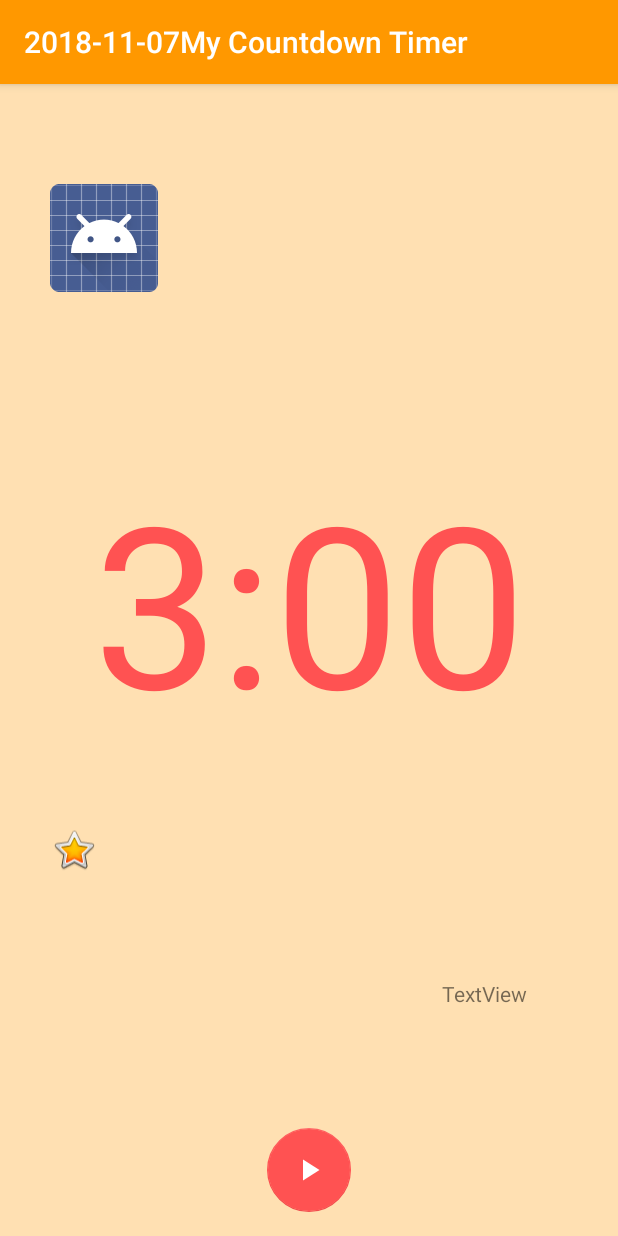
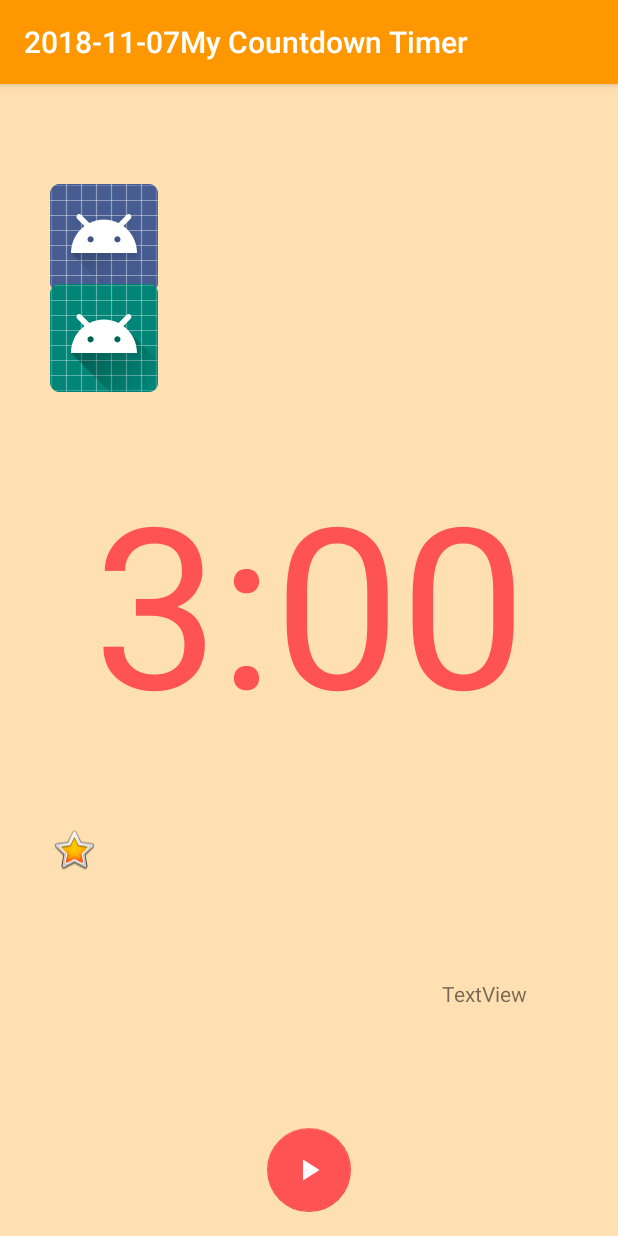
Before and after one commit to t7m3/20181107MyCountdownTimer, an Android app: the screen it shows after launch (MainActivity), on a phone screen of 412 x 824 dp. Run offline under Robolectric (Android 15) with nearby library versions, the phone set to English and light mode, and no system bars.

Commit message:
2018-12-01 ２回目のコミット（imageViewを配列に格納する実験）

```diff
--- a/app/src/main/java/com/example/njc_2018/a2018_11_07mycountdowntimer/MainActivity.kt
+++ b/app/src/main/java/com/example/njc_2018/a2018_11_07mycountdowntimer/MainActivity.kt
@@ -7,6 +7,7 @@ import android.os.CountDownTimer
 import android.support.v7.app.AppCompatActivity
 import android.util.DisplayMetrics
 import android.view.MotionEvent
+import android.widget.ImageView
 import kotlinx.android.synthetic.main.activity_main.*
 
 class MainActivity : AppCompatActivity() {
@@ -17,6 +18,16 @@ class MainActivity : AppCompatActivity() {
     private var dir = 1  //アニメーション用の変数の宣言
     private var screenWidth = 0  //スクリーンの幅を格納する変数の宣言
     private var screenHeight = 0   //スクリーンの高さ格納する変数の宣言
+
+    //val image: ImageView = imageViewEnemy
+    //var image: ImageView = imageViewEnemy
+    //var image: ImageView = findViewById(R.id.imageViewEnemy)
+    //var image: ImageView? = null  // <---成功したもの
+
+    //var image = arrayOfNulls<ImageView>(5)  // <---成功したもの（配列で）
+    val image = arrayOfNulls<ImageView>(5)  // <---成功したもの（配列で）
+    //val buttons = Array(3, { arrayOfNulls<ImageView>(5)})
+
 
 
     inner class MyCountDownTimer(millisInFuture: Long, countDownInterval: Long) :
@@ -56,9 +67,17 @@ class MainActivity : AppCompatActivity() {
         //timerText.text = "0:20"                                                             //20秒　デバッグ用
         //val timer = MyCountDownTimer(2 * 10 * 1000, 100)     //20秒　デバッグ用
 
+
+        //image = findViewById(R.id.imageViewEnemy) // <---成功したもの
+        image[0] = findViewById(R.id.imageViewEnemy)  // <---成功したもの（配列で）
+        image[0] = imageViewEnemy  // <---成功したもの（配列で）
+        image[1] = imageViewEnemy1
         // imageViewEnemy の初期位置の設定
-        imageViewEnemy.x = 50F
+        //image?.x = 50F // <---成功したもの
+        image[0]?.x = 50F  // <---成功したもの（配列で）
         imageViewEnemy.y = 100F
+        image[1]?.x = 50F
+        image[1]?.y = 200F
 
         // mageViewPlayer の初期位置の設定
         imageViewPlayer.x = 50F
--- a/app/src/main/res/layout/activity_main.xml
+++ b/app/src/main/res/layout/activity_main.xml
@@ -42,4 +42,9 @@
             android:layout_marginEnd="8dp" android:layout_marginRight="8dp"
             app:layout_constraintStart_toEndOf="@+id/playStop" android:layout_marginLeft="8dp"
             android:layout_marginStart="8dp"/>
+    <ImageView
+            android:layout_width="wrap_content"
+            android:layout_height="wrap_content" app:srcCompat="@mipmap/ic_launcher_round"
+            tools:layout_editor_absoluteY="44dp" tools:layout_editor_absoluteX="61dp"
+            android:id="@+id/imageViewEnemy1"/>
 </android.support.constraint.ConstraintLayout>
```
